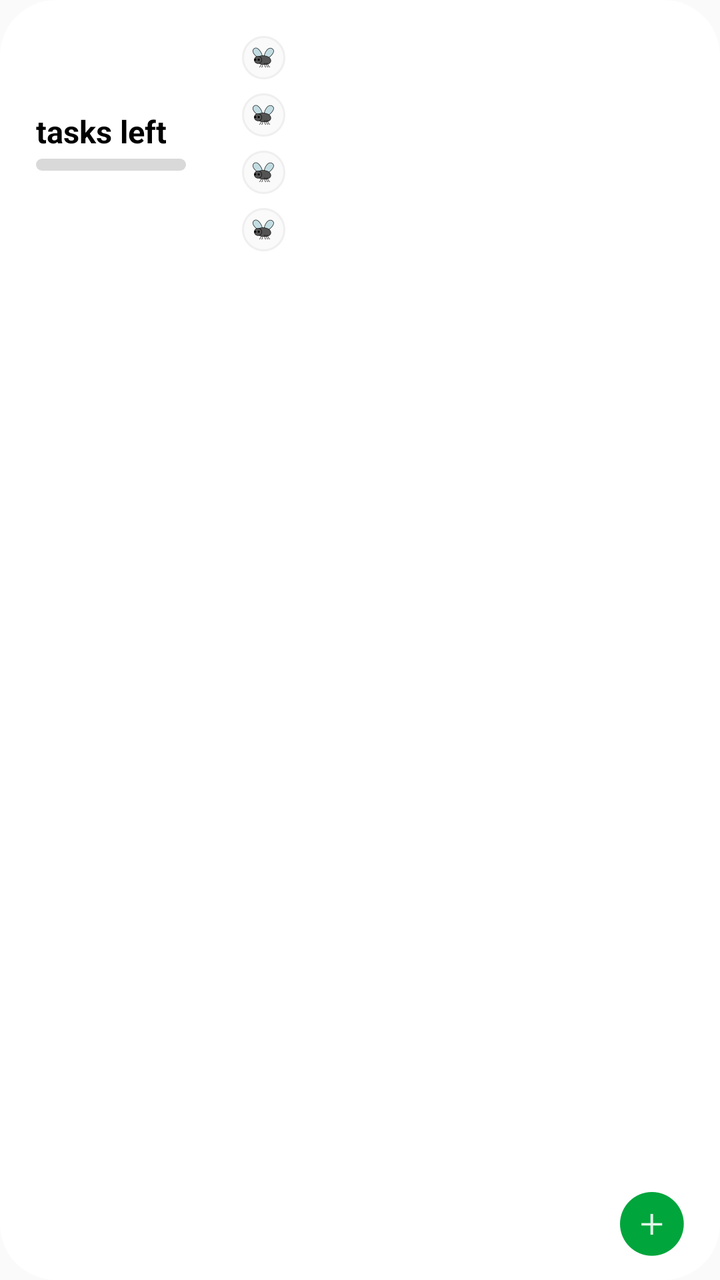
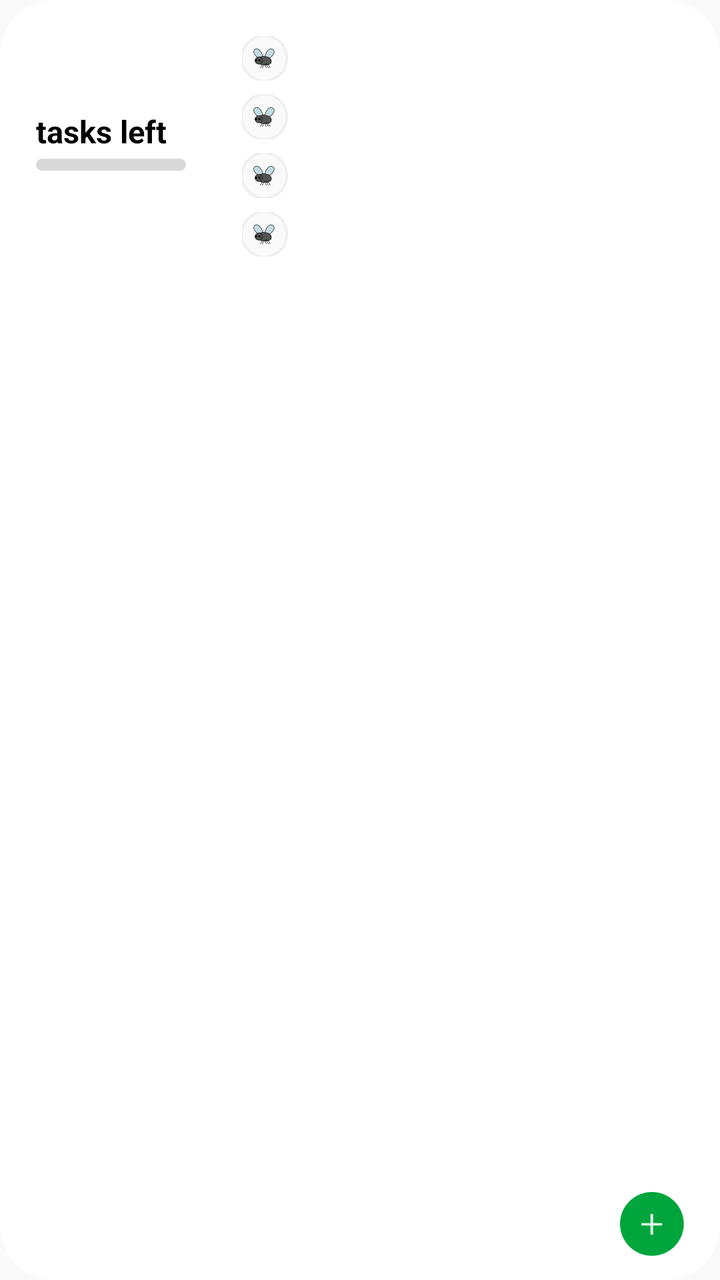

Screens rendered from an Android XML layout before and after an edit, with the pre-edit source and the edit as a unified diff.
<!-- AndroidManifest.xml: application theme AppTheme -->
<!-- res/layout/frog_widget_medium.xml -->
<?xml version="1.0" encoding="utf-8"?>
<FrameLayout xmlns:android="http://schemas.android.com/apk/res/android"
    android:id="@+id/widget_root"
    android:layout_width="match_parent"
    android:layout_height="match_parent">

    <View
        android:id="@android:id/background"
        android:layout_width="match_parent"
        android:layout_height="match_parent"
        android:background="@drawable/widget_bg" />

    <ImageView
        android:id="@+id/widget_art"
        android:layout_width="113dp"
        android:layout_height="82dp"
        android:layout_gravity="bottom|start"
        android:adjustViewBounds="true"
        android:importantForAccessibility="no"
        android:scaleType="fitCenter" />

    <LinearLayout
        android:layout_width="match_parent"
        android:layout_height="match_parent"
        android:orientation="horizontal"
        android:padding="18dp">

        <LinearLayout
            android:layout_width="75dp"
            android:layout_height="wrap_content"
            android:orientation="vertical">

            <TextView
                android:id="@+id/widget_count"
                android:layout_width="match_parent"
                android:layout_height="wrap_content"
                android:includeFontPadding="false"
                android:maxLines="1"
                android:textColor="@color/widget_heading"
                android:textSize="30sp"
                android:textStyle="bold" />

            <TextView
                android:layout_width="match_parent"
                android:layout_height="wrap_content"
                android:layout_marginTop="4dp"
                android:includeFontPadding="false"
                android:text="@string/widget_tasks_left"
                android:textColor="@color/widget_heading"
                android:textSize="15.5sp"
                android:textStyle="bold" />

            <LinearLayout
                android:layout_width="match_parent"
                android:layout_height="wrap_content"
                android:layout_marginTop="4dp"
                android:orientation="vertical">

            <ProgressBar
                android:id="@+id/widget_progress"
                style="?android:attr/progressBarStyleHorizontal"
                android:layout_width="match_parent"
                android:layout_height="6dp"
                android:max="100"
                android:progressDrawable="@drawable/widget_progress" />
            </LinearLayout>
        </LinearLayout>

        <LinearLayout
            android:layout_width="match_parent"
            android:layout_height="match_parent"
            android:layout_marginStart="28dp"
            android:orientation="vertical">

            <TextView
                android:id="@+id/widget_empty"
                android:layout_width="match_parent"
                android:layout_height="wrap_content"
                android:layout_marginTop="4dp"
                android:text="@string/widget_empty"
                android:textColor="@color/widget_text_muted"
                android:textSize="13sp"
                android:visibility="gone" />
        <LinearLayout
            android:id="@+id/widget_row_0"
            android:layout_width="match_parent"
            android:layout_height="wrap_content"
            android:gravity="center_vertical"
            android:orientation="horizontal">

            <ImageView
                android:id="@+id/widget_check_0"
                android:layout_width="21.5dp"
                android:layout_height="21.5dp"
                android:layout_marginEnd="10dp"
                android:importantForAccessibility="no"
                android:src="@drawable/widget_check_off" />

            <TextView
                android:id="@+id/widget_text_0"
                android:layout_width="match_parent"
                android:layout_height="wrap_content"
                android:ellipsize="end"
                android:maxLines="1"
                android:textColor="@color/widget_text"
                android:textSize="13sp" />
        </LinearLayout>
        <LinearLayout
            android:id="@+id/widget_row_1"
            android:layout_width="match_parent"
            android:layout_height="wrap_content"
            android:layout_marginTop="7dp"
            android:gravity="center_vertical"
            android:orientation="horizontal">

            <ImageView
                android:id="@+id/widget_check_1"
                android:layout_width="21.5dp"
                android:layout_height="21.5dp"
                android:layout_marginEnd="10dp"
                android:importantForAccessibility="no"
                android:src="@drawable/widget_check_off" />

            <TextView
                android:id="@+id/widget_text_1"
                android:layout_width="match_parent"
                android:layout_height="wrap_content"
                android:ellipsize="end"
                android:maxLines="1"
                android:textColor="@color/widget_text"
                android:textSize="13sp" />
        </LinearLayout>
        <LinearLayout
            android:id="@+id/widget_row_2"
            android:layout_width="match_parent"
            android:layout_height="wrap_content"
            android:layout_marginTop="7dp"
            android:gravity="center_vertical"
            android:orientation="horizontal">

            <ImageView
                android:id="@+id/widget_check_2"
                android:layout_width="21.5dp"
                android:layout_height="21.5dp"
                android:layout_marginEnd="10dp"
                android:importantForAccessibility="no"
                android:src="@drawable/widget_check_off" />

            <TextView
                android:id="@+id/widget_text_2"
                android:layout_width="match_parent"
                android:layout_height="wrap_content"
                android:ellipsize="end"
                android:maxLines="1"
                android:textColor="@color/widget_text"
                android:textSize="13sp" />
        </LinearLayout>
        <LinearLayout
            android:id="@+id/widget_row_3"
            android:layout_width="match_parent"
            android:layout_height="wrap_content"
            android:layout_marginTop="7dp"
            android:gravity="center_vertical"
            android:orientation="horizontal">

            <ImageView
                android:id="@+id/widget_check_3"
                android:layout_width="21.5dp"
                android:layout_height="21.5dp"
                android:layout_marginEnd="10dp"
                android:importantForAccessibility="no"
                android:src="@drawable/widget_check_off" />

            <TextView
                android:id="@+id/widget_text_3"
                android:layout_width="match_parent"
                android:layout_height="wrap_content"
                android:ellipsize="end"
                android:maxLines="1"
                android:textColor="@color/widget_text"
                android:textSize="13sp" />
        </LinearLayout>
        </LinearLayout>
    </LinearLayout>

    <FrameLayout
        android:layout_width="wrap_content"
        android:layout_height="wrap_content"
        android:layout_gravity="bottom|end"
        android:layout_marginEnd="18dp"
        android:layout_marginBottom="12dp">

        <ImageView
                android:id="@+id/widget_add"
                android:layout_width="31.9dp"
                android:layout_height="31.9dp"
                android:contentDescription="@string/widget_add"
                android:src="@drawable/widget_plus" />
    </FrameLayout>
</FrameLayout>
<!-- resources referenced by this layout -->
<resources>
  <color name="widget_heading">#000000</color>
  <color name="widget_text">#0A0A0A</color>
  <color name="widget_text_muted">#7A7A7A</color>
  <!-- drawable widget_bg (drawable) -->
  <?xml version="1.0" encoding="utf-8"?>
  <shape xmlns:android="http://schemas.android.com/apk/res/android"
      android:shape="rectangle">
      <solid android:color="@color/widget_card" />
      <corners android:radius="@dimen/widget_corner_radius" />
  </shape>
  <!-- drawable widget_check_off: png bitmap (drawable-hdpi, 1204 bytes) -->
  <!-- drawable widget_plus: png bitmap (drawable-hdpi, 914 bytes) -->
  <!-- drawable widget_progress (drawable) -->
  <?xml version="1.0" encoding="utf-8"?>
  <layer-list xmlns:android="http://schemas.android.com/apk/res/android">
      <item android:id="@android:id/background">
          <shape android:shape="rectangle">
              <solid android:color="@color/widget_track" />
              <corners android:radius="3dp" />
          </shape>
      </item>
      <item android:id="@android:id/progress">
          <clip>
              <shape android:shape="rectangle">
                  <solid android:color="@color/widget_fill" />
                  <corners android:radius="3dp" />
              </shape>
          </clip>
      </item>
  </layer-list>
  <string name="widget_add">Add a task</string>
  <string name="widget_empty">Nothing yet. Feed the frog a task.</string>
  <string name="widget_tasks_left">tasks left</string>
  <style name="AppTheme" parent="Theme.AppCompat.Light.DarkActionBar">
          
          <item name="colorPrimary">@color/colorPrimary</item>
          <item name="colorPrimaryDark">@color/colorPrimaryDark</item>
          <item name="colorAccent">@color/colorAccent</item>
      </style>
  <color name="widget_card">#FFFFFF</color>
  <dimen name="widget_corner_radius">16dp</dimen>
  <color name="widget_track">#D9D9D9</color>
  <color name="widget_fill">#96D367</color>
</resources>

<!-- the commit's change to res/layout/frog_widget_medium.xml (unified diff, before → after) -->
@@ -90,9 +90,12 @@
 
             <ImageView
                 android:id="@+id/widget_check_0"
-                android:layout_width="21.5dp"
-                android:layout_height="21.5dp"
-                android:layout_marginEnd="10dp"
+                android:layout_width="23.74dp"
+                android:layout_height="23.74dp"
+                android:layout_marginStart="-1.12dp"
+                android:layout_marginTop="-1.12dp"
+                android:layout_marginEnd="8.88dp"
+                android:layout_marginBottom="-1.12dp"
                 android:importantForAccessibility="no"
                 android:src="@drawable/widget_check_off" />
 
@@ -115,9 +118,12 @@
 
             <ImageView
                 android:id="@+id/widget_check_1"
-                android:layout_width="21.5dp"
-                android:layout_height="21.5dp"
-                android:layout_marginEnd="10dp"
+                android:layout_width="23.74dp"
+                android:layout_height="23.74dp"
+                android:layout_marginStart="-1.12dp"
+                android:layout_marginTop="-1.12dp"
+                android:layout_marginEnd="8.88dp"
+                android:layout_marginBottom="-1.12dp"
                 android:importantForAccessibility="no"
                 android:src="@drawable/widget_check_off" />
 
@@ -140,9 +146,12 @@
 
             <ImageView
                 android:id="@+id/widget_check_2"
-                android:layout_width="21.5dp"
-                android:layout_height="21.5dp"
-                android:layout_marginEnd="10dp"
+                android:layout_width="23.74dp"
+                android:layout_height="23.74dp"
+                android:layout_marginStart="-1.12dp"
+                android:layout_marginTop="-1.12dp"
+                android:layout_marginEnd="8.88dp"
+                android:layout_marginBottom="-1.12dp"
                 android:importantForAccessibility="no"
                 android:src="@drawable/widget_check_off" />
 
@@ -165,9 +174,12 @@
 
             <ImageView
                 android:id="@+id/widget_check_3"
-                android:layout_width="21.5dp"
-                android:layout_height="21.5dp"
-                android:layout_marginEnd="10dp"
+                android:layout_width="23.74dp"
+                android:layout_height="23.74dp"
+                android:layout_marginStart="-1.12dp"
+                android:layout_marginTop="-1.12dp"
+                android:layout_marginEnd="8.88dp"
+                android:layout_marginBottom="-1.12dp"
                 android:importantForAccessibility="no"
                 android:src="@drawable/widget_check_off" />
 
<!-- resource entries referenced after the edit -->
@@ -10,7 +10,7 @@
       <solid android:color="@color/widget_card" />
       <corners android:radius="@dimen/widget_corner_radius" />
   </shape>
-  <!-- drawable widget_check_off: png bitmap (drawable-hdpi, 1204 bytes) -->
+  <!-- drawable widget_check_off: png bitmap (drawable-hdpi, 1257 bytes) -->
   <!-- drawable widget_plus: png bitmap (drawable-hdpi, 914 bytes) -->
   <!-- drawable widget_progress (drawable) -->
   <?xml version="1.0" encoding="utf-8"?>
